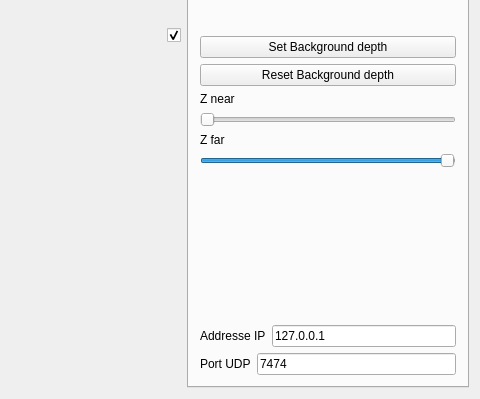
The window that mainwindow.ui (yquemener/Natural-Navigator) describes before a commit, drawn with Qt 5; both pictures show x 622 to 1102 and y 328 to 727 of the 1102 by 727 pixel window.
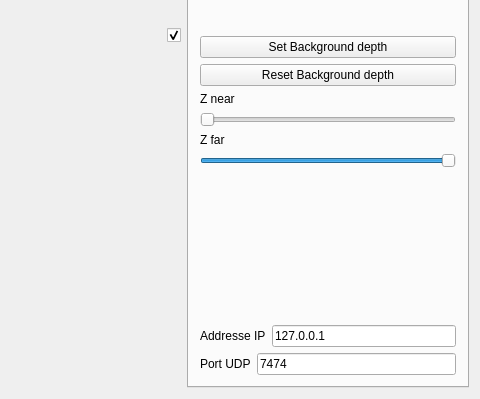
The same window after the commit. The open tabs and pages were chosen to show the change.

Commit message: Added a backward box

Patch:
```diff
--- a/mainwindow.ui
+++ b/mainwindow.ui
@@ -411,10 +411,10 @@
            </size>
           </property>
           <property name="maximum">
-           <number>256</number>
+           <number>1023</number>
           </property>
           <property name="value">
-           <number>255</number>
+           <number>1023</number>
           </property>
           <property name="orientation">
            <enum>Qt::Horizontal</enum>
```
Left out of the diff: 4 changed lines with no effect on the pictures. The commit also changes 1 other file.
